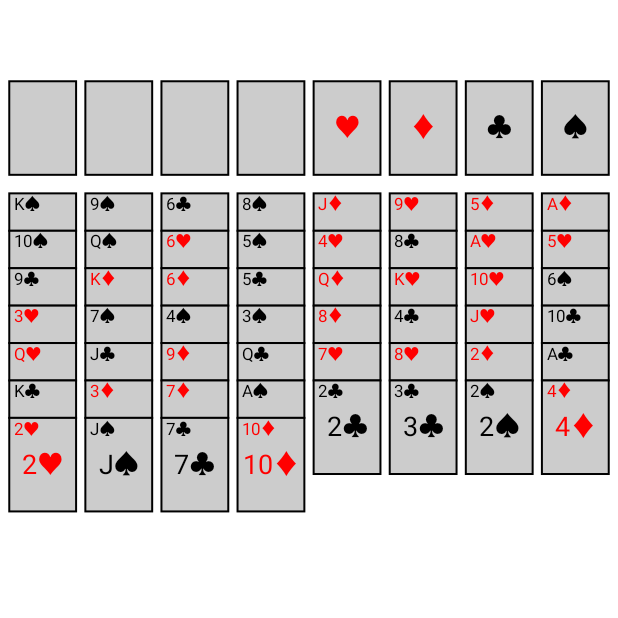
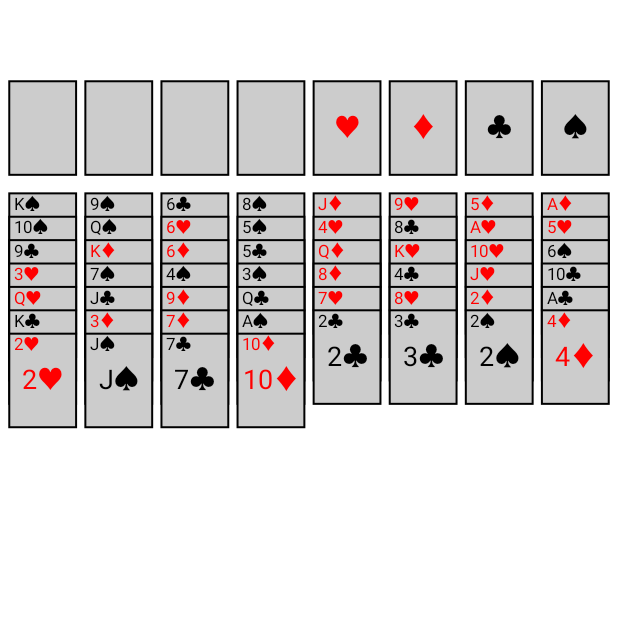
Before and after one commit to jnawk/android-freecell, an Android app: the screen it shows after launch (MainActivity), on a phone screen of 412 x 824 dp, the top half of it. Run offline under Robolectric (Android 15) with nearby library versions, the phone set to English and light mode, and no system bars; libraries missing offline, so code that uses them is left out: com.google.androidgamesdk.

Commit message:
full draw of all cards. closes #2

```diff
--- a/app/src/main/java/nz/jnawk/freecell/DragLayer.kt
+++ b/app/src/main/java/nz/jnawk/freecell/DragLayer.kt
@@ -46,6 +46,15 @@ class DragLayer @JvmOverloads constructor(
         textSize = 30f
         textAlign = Paint.Align.CENTER
     }
+    // Small text paints for card corners
+    private val smallTextPaint = Paint().apply {
+        color = Color.BLACK
+        textAlign = Paint.Align.LEFT
+    }
+    private val smallRedTextPaint = Paint().apply {
+        color = Color.RED
+        textAlign = Paint.Align.LEFT
+    }
 
     // Make the drag layer transparent to pass touch events through
     init {
@@ -63,8 +72,10 @@ class DragLayer @JvmOverloads constructor(
         cardHeight = height
 
         // Update text sizes based on card dimensions
-        textPaint.textSize = cardWidth * 0.25f
-        redTextPaint.textSize = cardWidth * 0.25f
+        textPaint.textSize = cardWidth * 0.4f  // Main text size
+        redTextPaint.textSize = cardWidth * 0.4f
+        smallTextPaint.textSize = cardWidth * 0.25f  // Corner text size
+        smallRedTextPaint.textSize = cardWidth * 0.25f
 
         invalidate()
     }
@@ -132,9 +143,20 @@ class DragLayer @JvmOverloads constructor(
             textPaint
         }
 
-        // Draw rank and suit
+        val smallCurrentTextPaint = if (card.suit == Suit.HEARTS || card.suit == Suit.DIAMONDS) {
+            smallRedTextPaint
+        } else {
+            smallTextPaint
+        }
+
+        // Draw main rank and suit in center
         val textX = x + cardWidth / 2
         val textY = y + cardHeight / 2 + currentTextPaint.textSize / 3
         canvas.drawText(card.toString(), textX, textY, currentTextPaint)
+
+        // Draw corner text (top-left)
+        val cornerX = x + cardWidth * 0.015f // Use same relative padding as in FreecellGameView
+        val cornerY = y + smallCurrentTextPaint.textSize
+        canvas.drawText(card.toString(), cornerX, cornerY, smallCurrentTextPaint)
     }
 }
--- a/app/src/main/java/nz/jnawk/freecell/FreecellGameView.kt
+++ b/app/src/main/java/nz/jnawk/freecell/FreecellGameView.kt
@@ -131,8 +131,9 @@ class FreecellGameView @JvmOverloads constructor(
         // Standard card ratio is 2.5:3.5 (width:height)
         cardHeight = cardWidth * 1.4f
 
-        // Increase the offset to show more of each card in the tableau
-        tableauCardOffset = cardHeight * 0.4f
+        // Adjust the offset to ensure the central text of cards is covered
+        // We want to show just enough of the card to see the corner indicators
+        tableauCardOffset = cardHeight * 0.25f
 
         // Adjust text sizes based on card dimensions
         textPaint.textSize = cardWidth * 0.4f  // Larger main text
@@ -176,7 +177,7 @@ class FreecellGameView @JvmOverloads constructor(
             cardHeight
         }
 
-        // TODO: Issue #4 - Fix clipping of cards at the bottom of tall tableau piles
+        // TODO: Issue #1 - Fix clipping of cards at the bottom of tall tableau piles
         // Either make the view dynamically resize as tableau piles grow, or
         // ensure it's initially sized to accommodate the maximum possible pile height
         // (13 cards in a suit + 6 initial cards in the tallest tableau)
@@ -314,20 +315,12 @@ class FreecellGameView @JvmOverloads constructor(
                     val card = pile[cardIndex]
                     val cardTopY = currentY + (cardIndex * tableauCardOffset) // Overlap cards
 
-                    // TODO: Issue #5 - Fix issue with cards not being revealed properly when dragging
-                    // When a card is dragged away, the card underneath is not revealed until the card is released
-                    // Revert to drawing full cards all the time, but adjust offsets so center text is covered
+                    // Issue #2 implementation: Cards are now properly revealed when dragging
+                    // Adjusted tableauCardOffset and drawing full cards for all cards in the tableau
 
-                    // Check if this is the last card in the pile (fully visible)
-                    val isLastCard = cardIndex == pile.size - 1
-
-                    if (isLastCard) {
-                        // Draw full card with center text for the last card
-                        drawFullCard(canvas, card, pileX, cardTopY)
-                    } else {
-                        // Draw only corner text for covered cards
-                        drawPartialCard(canvas, card, pileX, cardTopY)
-                    }
+                    // Draw full cards for all cards in the tableau
+                    // This ensures that when a card is dragged away, the card underneath is fully visible
+                    drawFullCard(canvas, card, pileX, cardTopY)
                 }
             }
         }
@@ -372,11 +365,14 @@ class FreecellGameView @JvmOverloads constructor(
         canvas.drawText(card.toString(), cornerX, cornerY, smallCurrentTextPaint)
     }
 
-    // Draw a partial card with only corner text
+    // This method is no longer used as we now draw full cards for all cards in the tableau
+    // Keeping it here for reference in case we need it in the future
+    /*
     private fun drawPartialCard(canvas: Canvas, card: Card, x: Float, y: Float) {
         // Draw card background and border
-        canvas.drawRect(x, y, x + cardWidth, y + tableauCardOffset, cardBackgroundPaint)
-        canvas.drawRect(x, y, x + cardWidth, y + tableauCardOffset, cardBorderPaint)
+        val visibleHeight = tableauCardOffset * 1.2f
+        canvas.drawRect(x, y, x + cardWidth, y + visibleHeight, cardBackgroundPaint)
+        canvas.drawRect(x, y, x + cardWidth, y + visibleHeight, cardBorderPaint)
 
         // Determine text paint based on suit color
         val smallCurrentTextPaint = if (card.suit == Suit.HEARTS || card.suit == Suit.DIAMONDS) {
@@ -390,6 +386,7 @@ class FreecellGameView @JvmOverloads constructor(
         val cornerY = y + smallCurrentTextPaint.textSize
         canvas.drawText(card.toString(), cornerX, cornerY, smallCurrentTextPaint)
     }
+    */
 
     // For backward compatibility with existing code
     private fun drawCard(canvas: Canvas, card: Card, x: Float, y: Float) {
```
Also changed, not shown: 1 other file.
